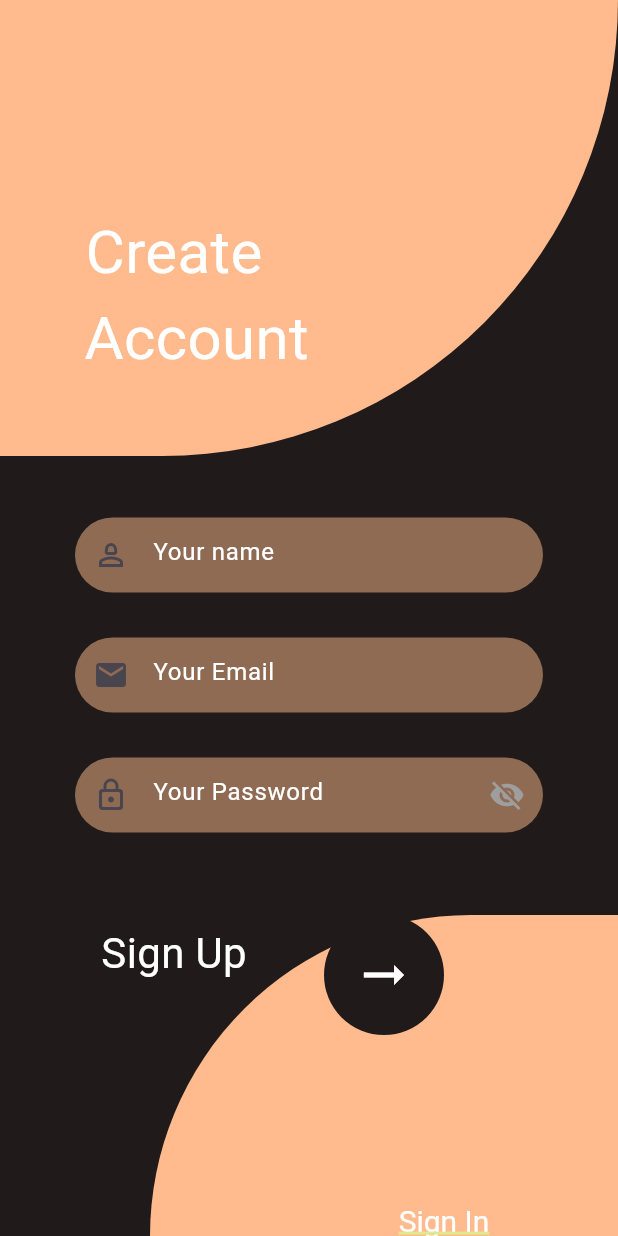
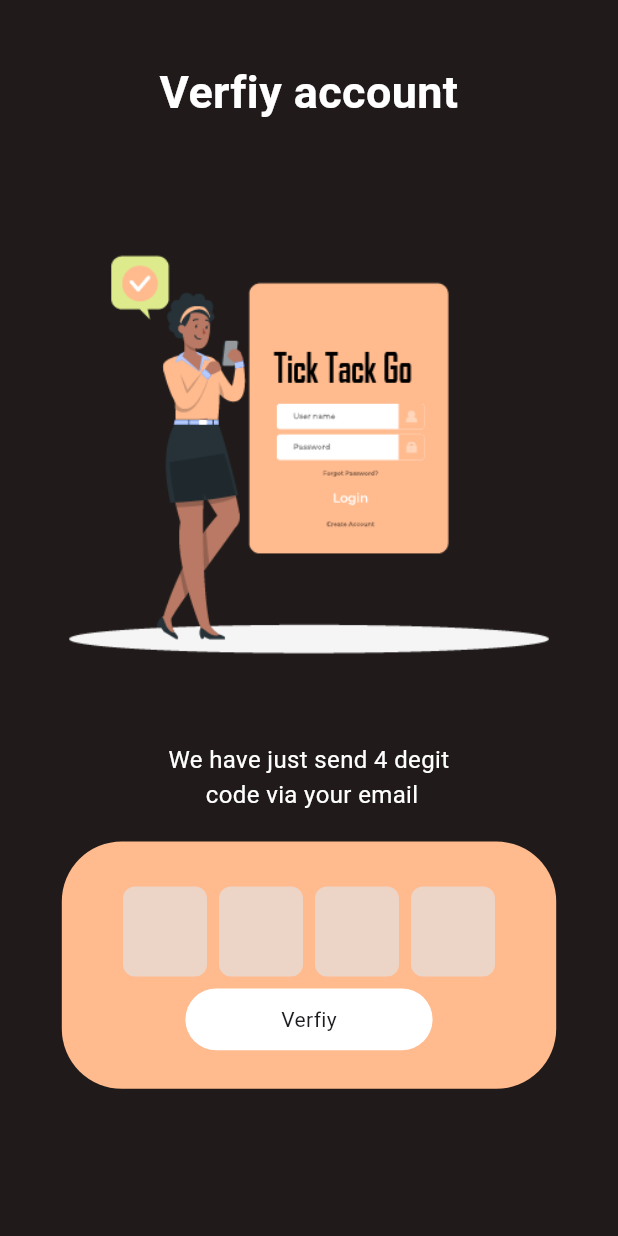
Before and after one commit to MaroofAt/TickTackGo, a Flutter app: the screen it shows after launch, on a phone screen of 412 x 824 dp. Run offline on Flutter 3.47's test engine with Material 3 defaults, Android fonts, the phone set to English and light mode, and no system bars; drawn by our look-alikes of pinput; Roboto replaces fonts that are missing (DMSerifText).

Commit message:
Verify Page almost done

```diff
--- a/lib/main.dart
+++ b/lib/main.dart
@@ -3,6 +3,7 @@ import 'package:pr1/core/constance/colors.dart';
 import 'package:pr1/core/constance/routes.dart';
 import 'package:pr1/presentation/screen/auth/signin.dart';
 import 'package:pr1/presentation/screen/auth/signup.dart';
+import 'package:pr1/presentation/screen/auth/verifypage.dart';
 import 'package:pr1/presentation/screen/onbording/the_first_bording.dart';
 import 'package:pr1/themes/themes.dart';
 
@@ -18,6 +19,6 @@ class MyApp extends StatelessWidget {
       debugShowCheckedModeBanner: false,
       theme: theme(),
         routes: routes,
-      home:SignUp() );
+      home:Verifypage() );
   }
 }
--- /dev/null
+++ b/lib/presentation/screen/auth/verifypage.dart
@@ -0,0 +1,60 @@
+import 'package:flutter/material.dart';
+import 'package:pinput/pinput.dart';
+import 'package:pr1/core/constance/colors.dart';
+import 'package:pr1/core/constance/constance.dart';
+
+class Verifypage extends StatefulWidget {
+  @override
+  Verifypagestate createState() => Verifypagestate();
+}
+
+class Verifypagestate extends State<Verifypage> {
+
+  @override
+  Widget build(BuildContext context) {
+    return Scaffold(
+      body:  SingleChildScrollView(
+        child:  Column(
+      mainAxisAlignment: MainAxisAlignment.center,
+      children: [
+        SizedBox(height: 40,),
+  Center(child:  Text("Verfiy account",textAlign: TextAlign.center,style: TextStyle(fontSize: 30,color: white,fontWeight: FontWeight.bold),),)
+      , Container(child:
+       Image.asset("assets/images/verfiy.png"),),
+        Center(child:  Text("We have just send 4 degit\n code via your email",textAlign: TextAlign.center,style: TextStyle(fontSize: 16,color: white,fontWeight: FontWeight.normal),),)
+      ,SizedBox(height: 20,)
+,      Container(child:Column(
+  children: [
+    SizedBox(height: 30,)
+,    Pinput(
+      ) ,
+      IconButton(onPressed: (){
+
+      }, icon: Container(width: width(context)*0.4,height: height(context)*0.05,
+        child: Center(child: Text("Verfiy"),),decoration: BoxDecoration(color: white,borderRadius: BorderRadius.all(Radius.circular(50))),))
+  ],
+)
+, width: width(context)*0.8,
+      height: height(context)*0.2,
+      decoration: BoxDecoration(
+        color: Ample_orang,
+        borderRadius: BorderRadius.all(Radius.circular(40))
+      ),
+      ),
+
+
+
+
+
+
+
+
+      ],
+    ) ,) ,
+
+
+    backgroundColor: primaryColor,
+    )
+  ;
+  }
+}
--- a/pubspec.yaml
+++ b/pubspec.yaml
@@ -35,6 +35,8 @@ dependencies:
   # The following adds the Cupertino Icons font to your application.
   # Use with the CupertinoIcons class for iOS style icons.
   cupertino_icons: ^1.0.8
+  pinput: ^5.0.1
+
 
 
 dev_dependencies:
```
Also changed, not shown: assets/images/verfiy.png (added), pubspec.lock.
